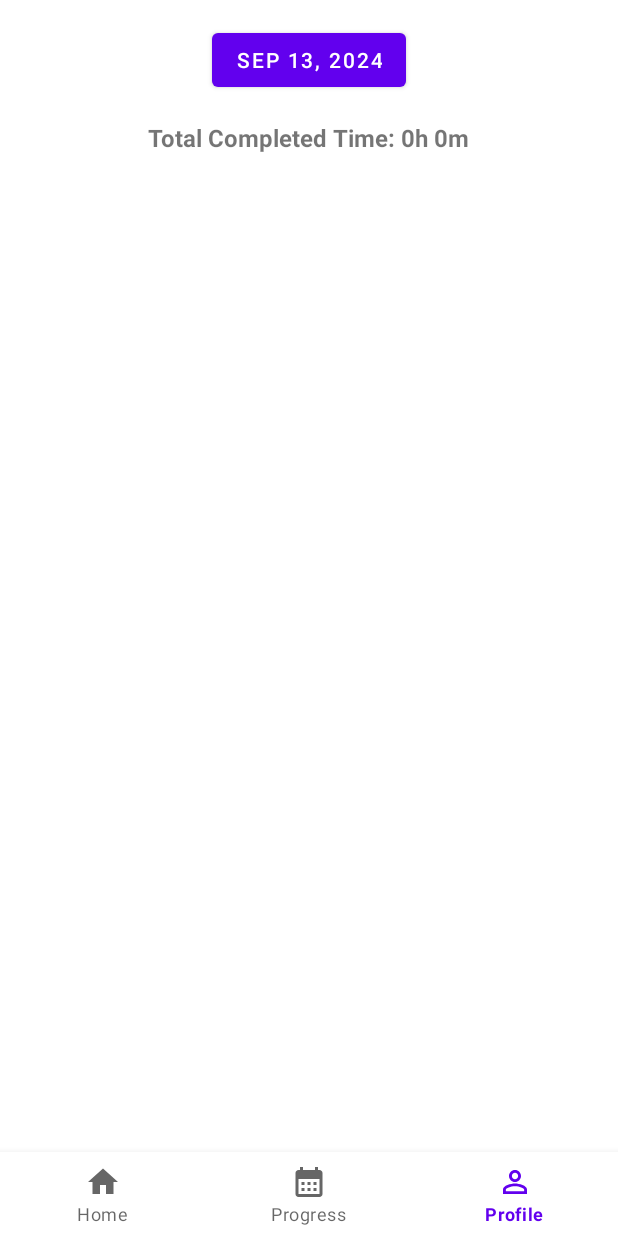
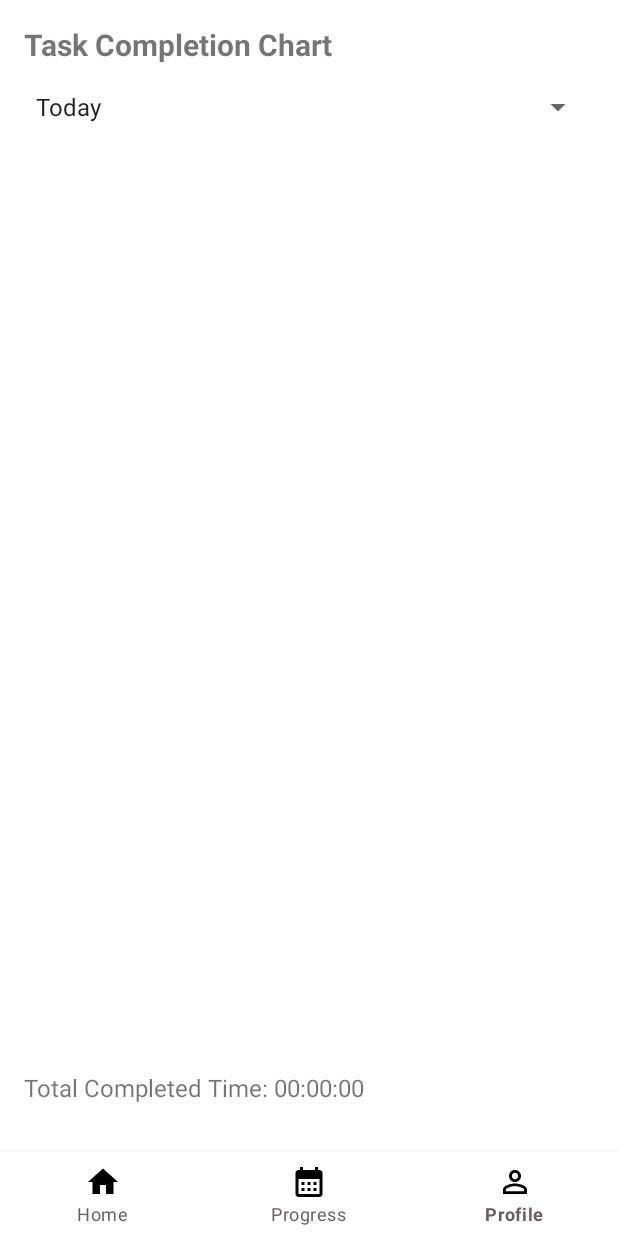
Before and after one commit to sandeshkhairnar/Task-Manager, an Android app: the screen it shows after launch (MainActivity), item 3 of the bottom bar chosen, on a phone screen of 412 x 824 dp. Run offline under Robolectric (Android 15) with nearby library versions, the phone set to English and light mode, and no system bars; our stand-ins replace Room's generated code.

Commit message:
commit 14 ProfileFragment

```diff
--- a/app/build.gradle.kts
+++ b/app/build.gradle.kts
@@ -43,6 +43,7 @@ android {
 dependencies {
     // Room components
     implementation("androidx.room:room-runtime:2.6.1")
+    implementation(libs.engage.core)
     kapt("androidx.room:room-compiler:2.6.1") // Kotlin Annotation Processor
 
     // Other dependencies
--- a/app/src/main/java/com/example/taskmanage/HomeFragment.kt
+++ b/app/src/main/java/com/example/taskmanage/HomeFragment.kt
@@ -118,11 +118,12 @@ class HomeFragment : Fragment() {
     }
 
     private fun setupAddTaskButton(view: View) {
-        val addTaskButton: Button = view.findViewById(R.id.addTaskButton)
-        addTaskButton.setOnClickListener {
+        val addTaskImageView: ImageView = view.findViewById(R.id.addTaskImageButton)
+        addTaskImageView.setOnClickListener {
             showAddTaskDialog()
         }
     }
+
 
     private fun showAddTaskDialog() {
         val dialogView = LayoutInflater.from(requireContext()).inflate(R.layout.dialog_add_task, null)
--- a/app/src/main/java/com/example/taskmanage/ProfileFragment.kt
+++ b/app/src/main/java/com/example/taskmanage/ProfileFragment.kt
@@ -6,24 +6,27 @@ import android.os.Bundle
 import android.view.LayoutInflater
 import android.view.View
 import android.view.ViewGroup
-import android.widget.Button
-import android.widget.TextView
+import android.widget.*
 import androidx.fragment.app.Fragment
 import androidx.fragment.app.viewModels
 import java.util.*
 import java.text.SimpleDateFormat
-import java.util.concurrent.TimeUnit
 
 class ProfileFragment : Fragment() {
 
     private lateinit var customPieChart: CustomPieChart
-    private lateinit var datePickerButton: Button
+    private lateinit var dateRangeSpinner: Spinner
+    private lateinit var startDateButton: Button
+    private lateinit var endDateButton: Button
     private lateinit var totalTimeText: TextView
 
     private val taskViewModel: TaskViewModel by viewModels {
         val repository = TaskRepository(TaskDatabase.getDatabase(requireContext()).taskDao())
         TaskViewModelFactory(repository)
     }
+
+    private var startDate: Calendar = Calendar.getInstance()
+    private var endDate: Calendar = Calendar.getInstance()
 
     override fun onCreateView(
         inflater: LayoutInflater,
@@ -37,72 +40,147 @@ class ProfileFragment : Fragment() {
         super.onViewCreated(view, savedInstanceState)
 
         customPieChart = view.findViewById(R.id.customPieChart)
-        datePickerButton = view.findViewById(R.id.datePickerButton)
+        dateRangeSpinner = view.findViewById(R.id.dateRangeSpinner)
+        startDateButton = view.findViewById(R.id.startDateButton)
+        endDateButton = view.findViewById(R.id.endDateButton)
         totalTimeText = view.findViewById(R.id.totalTimeText)
 
-        setupDatePicker()
+        setupDateRangeSpinner()
+        setupDatePickers()
         observeCompletedTasks()
     }
 
-    private fun setupDatePicker() {
-        val calendar = Calendar.getInstance()
-        updateChartForDate(calendar.time)  // Initialize with current date
-        datePickerButton.setOnClickListener {
-            DatePickerDialog(
-                requireContext(),
-                { _, year, month, dayOfMonth ->
-                    calendar.set(year, month, dayOfMonth)
-                    updateChartForDate(calendar.time)
-                },
-                calendar.get(Calendar.YEAR),
-                calendar.get(Calendar.MONTH),
-                calendar.get(Calendar.DAY_OF_MONTH)
-            ).show()
+    private fun setupDateRangeSpinner() {
+        val options = arrayOf("Today", "This Week", "This Month", "This Year", "Custom")
+        val adapter = ArrayAdapter(requireContext(), android.R.layout.simple_spinner_item, options)
+        adapter.setDropDownViewResource(android.R.layout.simple_spinner_dropdown_item)
+        dateRangeSpinner.adapter = adapter
+
+        dateRangeSpinner.onItemSelectedListener = object : AdapterView.OnItemSelectedListener {
+            override fun onItemSelected(parent: AdapterView<*>, view: View, position: Int, id: Long) {
+                when (position) {
+                    0 -> setTodayRange()
+                    1 -> setThisWeekRange()
+                    2 -> setThisMonthRange()
+                    3 -> setThisYearRange()
+                    4 -> {
+                        startDateButton.visibility = View.VISIBLE
+                        endDateButton.visibility = View.VISIBLE
+                    }
+                }
+                if (position != 4) {
+                    startDateButton.visibility = View.GONE
+                    endDateButton.visibility = View.GONE
+                    updateChartForDateRange(startDate.time, endDate.time)
+                }
+            }
+
+            override fun onNothingSelected(parent: AdapterView<*>) {}
         }
+    }
+
+    private fun setupDatePickers() {
+        val dateSetListener = DatePickerDialog.OnDateSetListener { _, year, month, day ->
+            val selectedDate = Calendar.getInstance().apply {
+                set(Calendar.YEAR, year)
+                set(Calendar.MONTH, month)
+                set(Calendar.DAY_OF_MONTH, day)
+            }
+            if (startDate.after(endDate)) {
+                endDate = selectedDate
+                endDateButton.text = formatDate(endDate.time)
+            } else {
+                startDate = selectedDate
+                startDateButton.text = formatDate(startDate.time)
+            }
+            updateChartForDateRange(startDate.time, endDate.time)
+        }
+
+        startDateButton.setOnClickListener {
+            showDatePicker(startDate, dateSetListener)
+        }
+
+        endDateButton.setOnClickListener {
+            showDatePicker(endDate, dateSetListener)
+        }
+    }
+
+    private fun showDatePicker(date: Calendar, listener: DatePickerDialog.OnDateSetListener) {
+        DatePickerDialog(
+            requireContext(),
+            listener,
+            date.get(Calendar.YEAR),
+            date.get(Calendar.MONTH),
+            date.get(Calendar.DAY_OF_MONTH)
+        ).show()
+    }
+
+    private fun setTodayRange() {
+        startDate = Calendar.getInstance().apply {
+            set(Calendar.HOUR_OF_DAY, 0)
+            set(Calendar.MINUTE, 0)
+            set(Calendar.SECOND, 0)
+            set(Calendar.MILLISECOND, 0)
+        }
+        endDate = Calendar.getInstance()
+    }
+
+    private fun setThisWeekRange() {
+        startDate = Calendar.getInstance().apply {
+            set(Calendar.DAY_OF_WEEK, firstDayOfWeek)
+        }
+        endDate = Calendar.getInstance()
+    }
+
+    private fun setThisMonthRange() {
+        startDate = Calendar.getInstance().apply {
+            set(Calendar.DAY_OF_MONTH, 1)
+        }
+        endDate = Calendar.getInstance()
+    }
+
+    private fun setThisYearRange() {
+        startDate = Calendar.getInstance().apply {
+            set(Calendar.DAY_OF_YEAR, 1)
+        }
+        endDate = Calendar.getInstance()
     }
 
     private fun observeCompletedTasks() {
         taskViewModel.completedTaskList.observe(viewLifecycleOwner) { tasks ->
-            updateChartForDate(Calendar.getInstance().time)
+            updateChartForDateRange(startDate.time, endDate.time)
         }
     }
 
-    private fun updateChartForDate(date: Date) {
-        val calendar = Calendar.getInstance().apply { time = date }
-        val startOfDay = calendar.apply {
-            set(Calendar.HOUR_OF_DAY, 0)
-            set(Calendar.MINUTE, 0)
-            set(Calendar.SECOND, 0)
-            set(Calendar.MILLISECOND, 0)
-        }.timeInMillis
-        val endOfDay = calendar.apply {
-            set(Calendar.HOUR_OF_DAY, 23)
-            set(Calendar.MINUTE, 59)
-            set(Calendar.SECOND, 59)
-            set(Calendar.MILLISECOND, 999)
-        }.timeInMillis
-
-        val completedTasksForDate = taskViewModel.completedTaskList.value?.filter { task ->
-            task.completionTime in startOfDay..endOfDay
+    private fun updateChartForDateRange(start: Date, end: Date) {
+        val completedTasksForRange = taskViewModel.completedTaskList.value?.filter { task ->
+            task.completionTime in start.time..end.time
         } ?: emptyList()
 
-        val colors = listOf(Color.rgb(66, 133, 244), Color.rgb(219, 68, 55),
+        val colors = listOf(
+            Color.rgb(66, 133, 244), Color.rgb(219, 68, 55),
             Color.rgb(244, 180, 0), Color.rgb(15, 157, 88),
-            Color.rgb(171, 71, 188), Color.rgb(0, 172, 193))
+            Color.rgb(171, 71, 188), Color.rgb(0, 172, 193)
+        )
 
-        val data = completedTasksForDate.mapIndexed { index, task ->
-            CustomPieChart.TaskSlice(task.name, task.assignTimeDuration.toFloat(), colors[index % colors.size])
+        val data = completedTasksForRange.mapIndexed { index, task ->
+            // Convert assignTimeDuration from minutes to seconds
+            CustomPieChart.TaskSlice(task.name, task.assignTimeDuration * 60, colors[index % colors.size])
         }
 
         customPieChart.setData(data)
 
-        val totalTimeInMinutes = completedTasksForDate.sumOf { it.assignTimeDuration }
-        val hours = TimeUnit.MINUTES.toHours(totalTimeInMinutes.toLong())
-        val minutes = totalTimeInMinutes % 60
+        val totalTimeInSeconds = completedTasksForRange.sumOf { it.assignTimeDuration * 60 }
+        val hours = totalTimeInSeconds / 3600
+        val minutes = (totalTimeInSeconds % 3600) / 60
+        val seconds = totalTimeInSeconds % 60
 
-        totalTimeText.text = "Total Completed Time: ${hours}h ${minutes}m"
+        totalTimeText.text = "Total Completed Time: ${String.format("%02d:%02d:%02d", hours, minutes, seconds)}"
+    }
 
+
+    private fun formatDate(date: Date): String {
         val dateFormat = SimpleDateFormat("MMM dd, yyyy", Locale.getDefault())
-        datePickerButton.text = dateFormat.format(date)
+        return dateFormat.format(date)
     }
 }
--- /dev/null
+++ b/app/src/main/res/drawable/add.xml
@@ -0,0 +1,5 @@
+<vector xmlns:android="http://schemas.android.com/apk/res/android" android:height="24dp" android:tint="#000000" android:viewportHeight="24" android:viewportWidth="24" android:width="24dp">
+
+    <path android:fillColor="@android:color/white" android:pathData="M19,13h-6v6h-2v-6H5v-2h6V5h2v6h6v2z"/>
+
+</vector>
--- a/app/src/main/res/layout/fragment_profile.xml
+++ b/app/src/main/res/layout/fragment_profile.xml
@@ -1,43 +1,62 @@
 <?xml version="1.0" encoding="utf-8"?>
-<androidx.constraintlayout.widget.ConstraintLayout xmlns:android="http://schemas.android.com/apk/res/android"
-    xmlns:app="http://schemas.android.com/apk/res-auto"
-    xmlns:tools="http://schemas.android.com/tools"
+<LinearLayout xmlns:android="http://schemas.android.com/apk/res/android"
     android:layout_width="match_parent"
     android:layout_height="match_parent"
+    android:orientation="vertical"
     android:padding="16dp">
 
-    <Button
-        android:id="@+id/datePickerButton"
+    <TextView
         android:layout_width="wrap_content"
         android:layout_height="wrap_content"
-        android:text="Select Date"
-        app:layout_constraintEnd_toEndOf="parent"
-        app:layout_constraintStart_toStartOf="parent"
-        app:layout_constraintTop_toTopOf="parent" />
+        android:text="Task Completion Chart"
+        android:textSize="20sp"
+        android:textStyle="bold"
+        android:layout_marginBottom="16dp"/>
+
+    <Spinner
+        android:id="@+id/dateRangeSpinner"
+        android:layout_width="match_parent"
+        android:layout_height="wrap_content"
+        android:layout_marginBottom="16dp"/>
+
+    <LinearLayout
+        android:layout_width="match_parent"
+        android:layout_height="wrap_content"
+        android:orientation="horizontal"
+        android:layout_marginBottom="16dp">
+
+        <Button
+            android:id="@+id/startDateButton"
+            android:layout_width="0dp"
+            android:layout_height="wrap_content"
+            android:layout_weight="1"
+            android:text="Start Date"
+            android:layout_marginEnd="8dp"
+            android:visibility="gone"/>
+
+        <Button
+            android:id="@+id/endDateButton"
+            android:layout_width="0dp"
+            android:layout_height="wrap_content"
+            android:layout_weight="1"
+            android:text="End Date"
+            android:layout_marginStart="8dp"
+            android:visibility="gone"/>
+
+    </LinearLayout>
 
     <com.example.taskmanage.CustomPieChart
         android:id="@+id/customPieChart"
-        android:layout_width="356dp"
-        android:layout_height="463dp"
-        android:layout_marginTop="16dp"
-        app:layout_constraintBottom_toBottomOf="parent"
-        app:layout_constraintEnd_toEndOf="parent"
-        app:layout_constraintHorizontal_bias="0.478"
-        app:layout_constraintStart_toStartOf="parent"
-        app:layout_constraintTop_toBottomOf="@id/datePickerButton"
-        app:layout_constraintVertical_bias="0.313" />
+        android:layout_width="match_parent"
+        android:layout_height="0dp"
+        android:layout_weight="1"
+        android:layout_marginBottom="16dp"/>
 
     <TextView
         android:id="@+id/totalTimeText"
         android:layout_width="wrap_content"
         android:layout_height="wrap_content"
-        android:layout_marginBottom="26dp"
         android:textSize="16sp"
-        android:textStyle="bold"
-        app:layout_constraintBottom_toTopOf="@+id/customPieChart"
-        app:layout_constraintEnd_toEndOf="parent"
-        app:layout_constraintHorizontal_bias="0.498"
-        app:layout_constraintStart_toStartOf="parent"
-        app:layout_constraintTop_toBottomOf="@+id/datePickerButton" />
+        android:layout_marginBottom="16dp"/>
 
-</androidx.constraintlayout.widget.ConstraintLayout>
+</LinearLayout>
--- a/app/src/main/res/values/colors.xml
+++ b/app/src/main/res/values/colors.xml
@@ -7,4 +7,5 @@
     <color name="teal_700">#FF018786</color>
     <color name="black">#FF000000</color>
     <color name="white">#FFFFFFFF</color>
+    <color name="colorRed">#FF0000</color>
 </resources>
--- a/app/src/main/res/values/themes.xml
+++ b/app/src/main/res/values/themes.xml
@@ -1,16 +1,25 @@
 <resources xmlns:tools="http://schemas.android.com/tools">
-    <!-- Base application theme. -->
+    <!-- Inverted application theme. -->
     <style name="Theme.TaskManage" parent="Theme.MaterialComponents.DayNight.NoActionBar">
-        <!-- Primary brand color. -->
-        <item name="colorPrimary">@color/purple_500</item>
-        <item name="colorPrimaryVariant">@color/purple_700</item>
-        <item name="colorOnPrimary">@color/white</item>
-        <!-- Secondary brand color. -->
-        <item name="colorSecondary">@color/teal_200</item>
-        <item name="colorSecondaryVariant">@color/teal_700</item>
-        <item name="colorOnSecondary">@color/black</item>
-        <!-- Status bar color. -->
-        <item name="android:statusBarColor">?attr/colorPrimaryVariant</item>
+        <!-- Primary brand color (inverted). -->
+        <item name="colorPrimary">#A69E9E</item>
+        <item name="colorPrimaryVariant">@color/teal_700</item>
+        <item name="colorOnPrimary">@color/black</item>
+        <!-- Secondary brand color (inverted). -->
+        <item name="colorSecondary">@color/purple_500</item>
+        <item name="colorSecondaryVariant">@color/purple_700</item>
+        <item name="colorOnSecondary">@color/purple_500</item>
+        <!-- Status bar color (inverted). -->
+        <item name="android:statusBarColor">@color/white</item>
+        <!-- Customize BottomNavigationView item color. -->
+        <item name="bottomNavigationStyle">@style/Widget.BottomNavigationView</item>
         <!-- Customize your theme here. -->
     </style>
+
+    <style name="Widget.BottomNavigationView" parent="Widget.MaterialComponents.BottomNavigationView">
+        <!-- Item color when not selected -->
+        <item name="itemIconTint">@color/black</item>
+        <!-- Item color when selected -->
+        <item name="itemTextColor">#655F5F</item>
+    </style>
 </resources>
--- a/gradle/libs.versions.toml
+++ b/gradle/libs.versions.toml
@@ -14,6 +14,7 @@ playServicesGcm = "17.0.0"
 recyclerview = "1.3.2"
 roomCommon = "2.6.1"
 roomKtx = "2.6.1"
+engageCore = "1.5.5"
 
 [libraries]
 androidx-core-ktx = { group = "androidx.core", name = "core-ktx", version.ref = "coreKtx" }
@@ -29,6 +30,7 @@ play-services-gcm = { group = "com.google.android.gms", name = "play-services-gc
 androidx-recyclerview = { group = "androidx.recyclerview", name = "recyclerview", version.ref = "recyclerview" }
 androidx-room-common = { group = "androidx.room", name = "room-common", version.ref = "roomCommon" }
 androidx-room-ktx = { group = "androidx.room", name = "room-ktx", version.ref = "roomKtx" }
+engage-core = { group = "com.google.android.engage", name = "engage-core", version.ref = "engageCore" }
 
 [plugins]
 android-application = { id = "com.android.application", version.ref = "agp" }
```
Also changed, not shown: app/src/main/java/com/example/taskmanage/CustomPieChart.kt (+98 -12 lines), app/src/main/java/com/example/taskmanage/ProgressFragment.kt (+32 -2 lines), app/src/main/res/layout/fragment_home.xml (+11 -8 lines).
